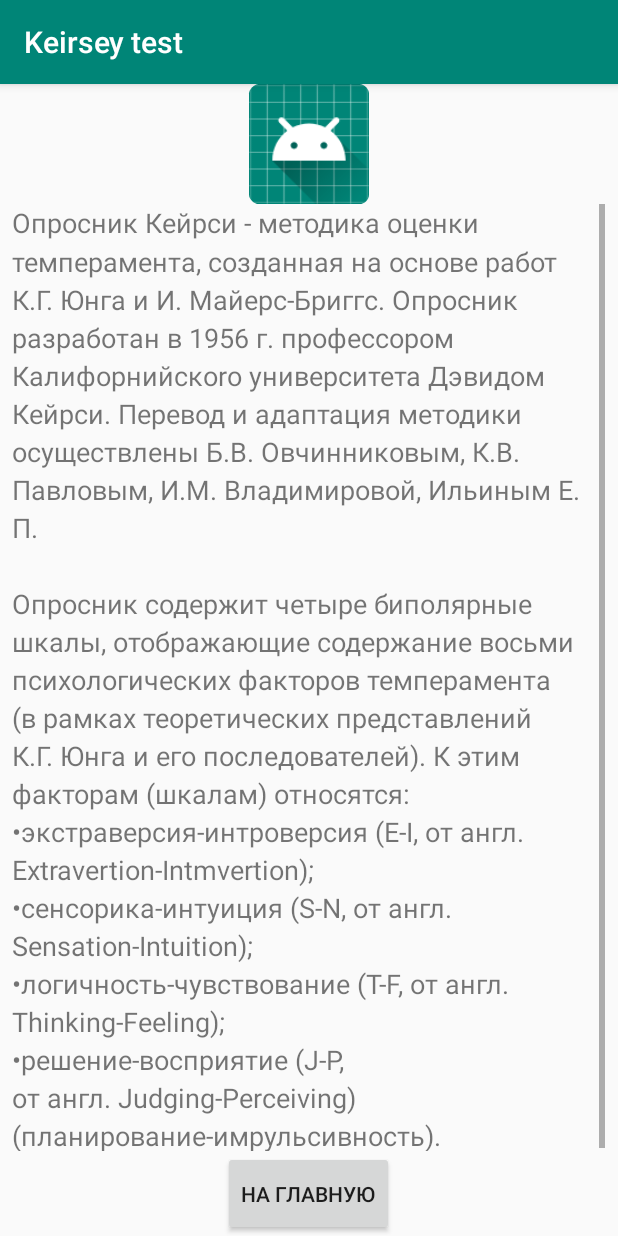
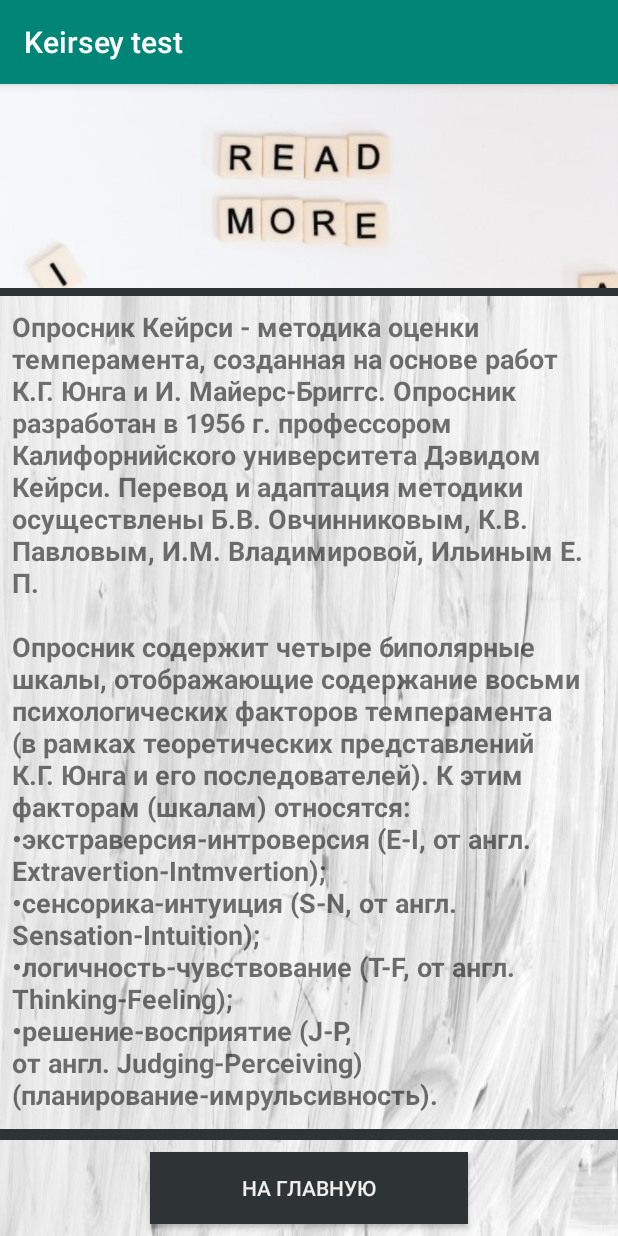
Before and after one commit to Kononkov1998/Keirsey_test, an Android app: the AboutActivity screen opened directly, with no data from a screen before it, on a phone screen of 412 x 824 dp. Run offline under Robolectric (Android 15) with nearby library versions, the phone set to English and light mode, and no system bars.

Commit message:
Решение проблемы с ломанными изображениями

```diff
--- a/app/build.gradle
+++ b/app/build.gradle
@@ -22,6 +22,7 @@ dependencies {
     implementation fileTree(dir: 'libs', include: ['*.jar'])
     implementation 'com.android.support:appcompat-v7:28.0.0'
     implementation 'com.android.support.constraint:constraint-layout:1.1.3'
+    implementation 'com.android.support:design:28.0.0-alpha1'
     testImplementation 'junit:junit:4.12'
     androidTestImplementation 'com.android.support.test:runner:1.0.2'
     androidTestImplementation 'com.android.support.test.espresso:espresso-core:3.0.2'
--- a/app/src/main/AndroidManifest.xml
+++ b/app/src/main/AndroidManifest.xml
@@ -6,6 +6,7 @@
         android:allowBackup="true"
         android:icon="@mipmap/ic_launcher"
         android:label="@string/app_name"
+        android:largeHeap="true"
         android:roundIcon="@mipmap/ic_launcher_round"
         android:supportsRtl="true"
         android:theme="@style/AppTheme">
--- a/app/src/main/java/com/example/wav9/caers/MainActivity.java
+++ b/app/src/main/java/com/example/wav9/caers/MainActivity.java
@@ -5,6 +5,7 @@ import android.content.pm.ActivityInfo;
 import android.support.v7.app.AppCompatActivity;
 import android.os.Bundle;
 import android.view.View;
+import android.widget.ImageView;
 
 public class MainActivity extends AppCompatActivity
 {
--- a/app/src/main/java/com/example/wav9/caers/ResultActivity.java
+++ b/app/src/main/java/com/example/wav9/caers/ResultActivity.java
@@ -38,7 +38,6 @@ public class ResultActivity extends AppCompatActivity {
 
         imageView = (ImageView) findViewById(R.id.result_image);
         imageView.setImageResource(getResultImage());
-
     }
 
     private int getResultName() {
@@ -128,7 +127,7 @@ public class ResultActivity extends AppCompatActivity {
         else if (result.equals("ISFJ"))
             return R.drawable.isfj;
         else if (result.equals("ESTJ"))
-            return R.string.ESTJ_name;
+            return R.drawable.estj;
         else if (result.equals("ISTJ"))
             return R.drawable.istj;
         else if (result.equals("ENFJ"))
@@ -147,7 +146,7 @@ public class ResultActivity extends AppCompatActivity {
             return R.drawable.entp;
         else if (result.equals("INTP"))
             return R.drawable.intp;
-        else return 0;
+        else return R.drawable.entj;
     }
 
     private String calculateResult(){
@@ -174,5 +173,6 @@ public class ResultActivity extends AppCompatActivity {
     public void mainPage(View view) {
         Intent intent = new Intent(this, MainActivity.class);
         startActivity(intent);
+        finish();
     }
 }
--- a/app/src/main/res/layout/activity_about.xml
+++ b/app/src/main/res/layout/activity_about.xml
@@ -1,47 +1,82 @@
 <?xml version="1.0" encoding="utf-8"?>
-<RelativeLayout
-    xmlns:android="http://schemas.android.com/apk/res/android"
+<android.support.constraint.ConstraintLayout xmlns:android="http://schemas.android.com/apk/res/android"
     xmlns:app="http://schemas.android.com/apk/res-auto"
     xmlns:tools="http://schemas.android.com/tools"
     android:layout_width="match_parent"
-    android:layout_height="match_parent">
+    android:layout_height="match_parent"
+    android:background="@drawable/result_about_background"
+    tools:context=".AboutActivity">
 
-    <LinearLayout
-        android:layout_width="match_parent"
-        android:layout_height="match_parent"
-        android:orientation="vertical">
 
-        <ImageView
-            android:id="@+id/imageView"
+    <ImageView
+        android:id="@+id/imageView2"
+        android:layout_width="0dp"
+        android:layout_height="136dp"
+        android:scaleType="centerCrop"
+        app:layout_constraintBottom_toTopOf="@+id/divider"
+        app:layout_constraintEnd_toEndOf="parent"
+        app:layout_constraintStart_toStartOf="parent"
+        app:layout_constraintTop_toTopOf="parent"
+        app:srcCompat="@drawable/readmore" />
+
+    <View
+        android:id="@+id/divider"
+        android:layout_width="0dp"
+        android:layout_height="5dp"
+        android:background="@color/discriptionBorderColor"
+        app:layout_constraintEnd_toEndOf="parent"
+        app:layout_constraintStart_toStartOf="parent"
+        app:layout_constraintTop_toBottomOf="@+id/imageView2" />
+
+    <Button
+        android:id="@+id/button"
+        android:layout_width="0dp"
+        android:layout_height="wrap_content"
+        android:layout_marginStart="100dp"
+        android:layout_marginLeft="100dp"
+        android:layout_marginEnd="100dp"
+        android:layout_marginRight="100dp"
+        android:layout_marginBottom="8dp"
+        android:background="@color/discriptionBorderColor"
+        android:onClick="mainPage"
+        android:text="@string/mainPage"
+        android:textColor="@color/colorGray"
+        app:layout_constraintBottom_toBottomOf="parent"
+        app:layout_constraintEnd_toEndOf="parent"
+        app:layout_constraintStart_toStartOf="parent" />
+
+    <View
+        android:id="@+id/divider2"
+        android:layout_width="0dp"
+        android:layout_height="7dp"
+        android:layout_marginBottom="8dp"
+        android:background="@color/discriptionBorderColor"
+        app:layout_constraintBottom_toTopOf="@+id/button"
+        app:layout_constraintEnd_toEndOf="parent"
+        app:layout_constraintStart_toStartOf="parent" />
+
+    <ScrollView
+        android:layout_width="0dp"
+        android:layout_height="0dp"
+        android:layout_marginStart="8dp"
+        android:layout_marginLeft="8dp"
+        android:layout_marginTop="8dp"
+        android:layout_marginEnd="8dp"
+        android:layout_marginRight="8dp"
+        android:layout_marginBottom="8dp"
+        app:layout_constraintBottom_toTopOf="@+id/divider2"
+        app:layout_constraintEnd_toEndOf="parent"
+        app:layout_constraintStart_toStartOf="parent"
+        app:layout_constraintTop_toBottomOf="@+id/divider">
+
+        <TextView
+            android:id="@+id/read_more"
             android:layout_width="match_parent"
             android:layout_height="wrap_content"
-            android:layout_gravity="center"
-            android:layout_weight="1"
-            app:srcCompat="@mipmap/ic_launcher" />
+            android:text="@string/testDesc"
+            android:textSize="@dimen/result_disc_text_size"
+            android:textStyle="bold" />
 
-        <ScrollView
-            android:layout_width="395dp"
-            android:layout_height="547dp"
-            android:layout_gravity="center"
-            android:layout_weight="10">
+    </ScrollView>
 
-            <TextView
-                android:id="@+id/textView2"
-                android:layout_width="match_parent"
-                android:layout_height="wrap_content"
-                android:lineSpacingMultiplier="1.2"
-                android:text="@string/testDesc"
-                android:textSize="18sp" />
-        </ScrollView>
-
-        <Button
-            android:id="@+id/button"
-            android:layout_width="wrap_content"
-            android:layout_height="wrap_content"
-            android:layout_gravity="center"
-            android:layout_weight="1"
-            android:onClick="mainPage"
-            android:text="@string/mainPage" />
-    </LinearLayout>
-
-</RelativeLayout>
+</android.support.constraint.ConstraintLayout>
--- a/app/src/main/res/layout/activity_result.xml
+++ b/app/src/main/res/layout/activity_result.xml
@@ -55,11 +55,11 @@
         android:id="@+id/result_image"
         android:layout_width="0dp"
         android:layout_height="271dp"
+        android:scaleType="fitXY"
         app:layout_constraintEnd_toEndOf="parent"
         app:layout_constraintHorizontal_bias="0.0"
         app:layout_constraintStart_toStartOf="parent"
-        app:layout_constraintTop_toTopOf="parent"
-        app:srcCompat="@drawable/enfj" />
+        app:layout_constraintTop_toTopOf="parent" />
 
     <TextView
         android:id="@+id/result_name_textView"
--- a/app/src/main/res/values/dimens.xml
+++ b/app/src/main/res/values/dimens.xml
@@ -8,13 +8,12 @@
     <dimen name="card_padding">20dp</dimen>
     <dimen name="num_question_padding">8dp</dimen>
 
-
     <!--Radius-->
     <dimen name="card_radius">20dp</dimen>
-
 
     <!--Text size-->
     <dimen name="num_question_text_size">18dp</dimen>
     <dimen name="result_name_text_size">28dp</dimen>
     <dimen name="result_disc_text_size">18dp</dimen>
+    <dimen name="fab_margin">16dp</dimen>
 </resources>
--- a/app/src/main/res/values/strings.xml
+++ b/app/src/main/res/values/strings.xml
@@ -59,5 +59,6 @@
 
     <string name="INTP_disc">INTP - "Архитектор": ценитель мыслей и языка; мгновенная оценка ситуации, логичность; познание законов природы; интеллектуал, несколько высокомерный, интеллигент, философ, математик, теоретик, неистощимый фонтан новых идей; чуткий и умный родитель; отличается сложным внутренним миром; богатство ассоциаций.</string>
     <string name="INTP_name">\"Архитектор\"</string>
+    <string name="title_activity_image">ImageActivity</string>
 
 </resources>
--- a/app/src/main/res/values/styles.xml
+++ b/app/src/main/res/values/styles.xml
@@ -8,4 +8,13 @@
         <item name="colorAccent">@color/colorAccent</item>
     </style>
 
+    <style name="AppTheme.NoActionBar">
+        <item name="windowActionBar">false</item>
+        <item name="windowNoTitle">true</item>
+    </style>
+
+    <style name="AppTheme.AppBarOverlay" parent="ThemeOverlay.AppCompat.Dark.ActionBar" />
+
+    <style name="AppTheme.PopupOverlay" parent="ThemeOverlay.AppCompat.Light" />
+
 </resources>
```
Also changed, not shown: app/src/main/res/drawable/readmore.jpg (added).
